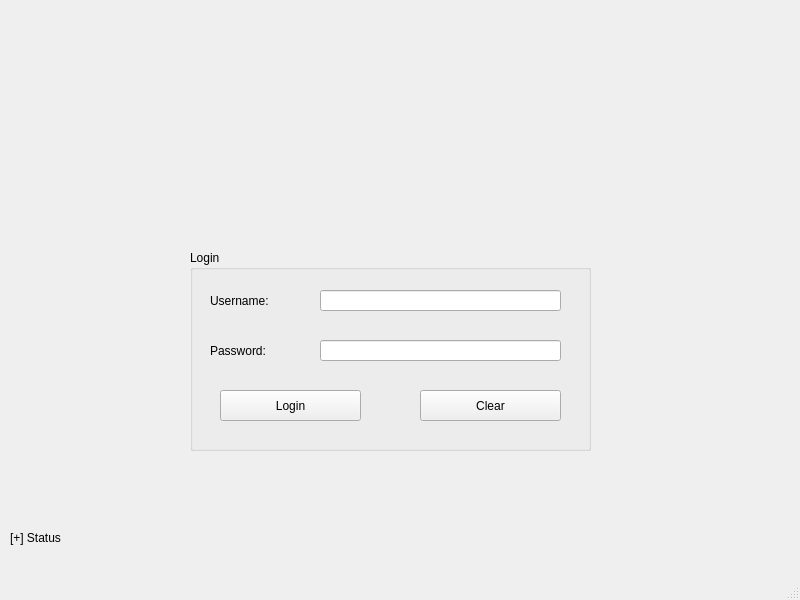
Before: the Qt Designer form mainwindow.ui in supojen/Bulk_Club, drawn with Qt 5.
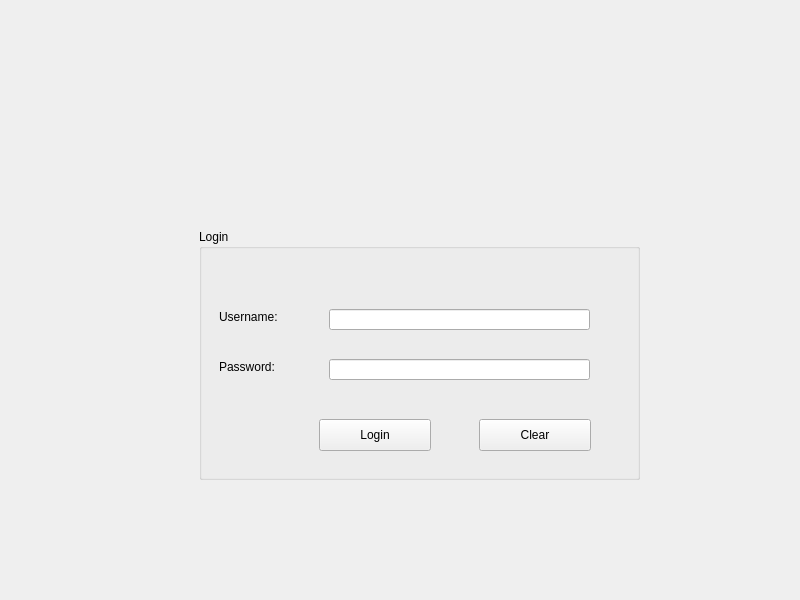
After: the same form once the commit is applied. The open tabs and pages were chosen to show the change.

Diff of the .ui file:
```diff
--- a/mainwindow.ui
+++ b/mainwindow.ui
@@ -14,25 +14,81 @@
    <string>MainWindow</string>
   </property>
   <widget class="QWidget" name="centralwidget">
+   <layout class="QGridLayout" name="gridLayout">
+    <item row="0" column="0">
+     <widget class="QStackedWidget" name="stackedWidget">
+      <property name="currentIndex">
+       <number>2</number>
+      </property>
+      <widget class="QWidget" name="MAINWINDOW">
    <widget class="QGroupBox" name="groupBox">
     <property name="geometry">
      <rect>
       <x>190</x>
-      <y>250</y>
-      <width>401</width>
-      <height>201</height>
+          <y>220</y>
+          <width>441</width>
+          <height>251</height>
      </rect>
     </property>
     <property name="title">
      <string>Login</string>
     </property>
+        <widget class="QLineEdit" name="username">
+         <property name="geometry">
+          <rect>
+           <x>130</x>
+           <y>80</y>
+           <width>261</width>
+           <height>21</height>
+          </rect>
+         </property>
+        </widget>
+        <widget class="QLineEdit" name="password">
+         <property name="geometry">
+          <rect>
+           <x>130</x>
+           <y>130</y>
+           <width>261</width>
+           <height>21</height>
+          </rect>
+         </property>
+         <property name="echoMode">
+          <enum>QLineEdit::Password</enum>
+         </property>
+        </widget>
+        <widget class="QPushButton" name="pushButton_2">
+         <property name="geometry">
+          <rect>
+           <x>280</x>
+           <y>190</y>
+           <width>112</width>
+           <height>32</height>
+          </rect>
+         </property>
+         <property name="text">
+          <string>Clear</string>
+         </property>
+        </widget>
+        <widget class="QPushButton" name="pushButton">
+         <property name="geometry">
+          <rect>
+           <x>120</x>
+           <y>190</y>
+           <width>112</width>
+           <height>32</height>
+          </rect>
+         </property>
+         <property name="text">
+          <string>Login</string>
+         </property>
+        </widget>
     <widget class="QLabel" name="label">
      <property name="geometry">
       <rect>
        <x>20</x>
-       <y>40</y>
-       <width>91</width>
-       <height>21</height>
+           <y>80</y>
+           <width>111</width>
+           <height>16</height>
       </rect>
      </property>
      <property name="text">
@@ -43,90 +99,47 @@
      <property name="geometry">
       <rect>
        <x>20</x>
-       <y>90</y>
-       <width>91</width>
-       <height>21</height>
+           <y>130</y>
+           <width>101</width>
+           <height>16</height>
       </rect>
      </property>
      <property name="text">
       <string>Password:</string>
      </property>
     </widget>
-    <widget class="QLineEdit" name="lineEdit">
-     <property name="geometry">
-      <rect>
-       <x>130</x>
-       <y>40</y>
-       <width>241</width>
-       <height>21</height>
-      </rect>
-     </property>
-    </widget>
-    <widget class="QLineEdit" name="lineEdit_2">
+       </widget>
+      </widget>
+      <widget class="QWidget" name="adminLogin"/>
+      <widget class="QWidget" name="managerLogin">
+       <widget class="QTableView" name="managerTable">
      <property name="geometry">
       <rect>
-       <x>130</x>
-       <y>90</y>
-       <width>241</width>
-       <height>21</height>
-      </rect>
-     </property>
-     <property name="echoMode">
-      <enum>QLineEdit::Password</enum>
-     </property>
-    </widget>
-    <widget class="QPushButton" name="pushButton">
+          <x>12</x>
+          <y>12</y>
+          <width>751</width>
+          <height>471</height>
+         </rect>
+        </property>
+       </widget>
+       <widget class="QPushButton" name="viewItems">
      <property name="geometry">
       <rect>
        <x>30</x>
-       <y>140</y>
-       <width>141</width>
-       <height>31</height>
+          <y>500</y>
+          <width>112</width>
+          <height>32</height>
       </rect>
      </property>
      <property name="text">
-      <string>Login</string>
-     </property>
-    </widget>
-    <widget class="QPushButton" name="pushButton_2">
-     <property name="geometry">
-      <rect>
-       <x>230</x>
-       <y>140</y>
-       <width>141</width>
-       <height>31</height>
-      </rect>
-     </property>
-     <property name="text">
-      <string>Clear</string>
-     </property>
-    </widget>
-   </widget>
-   <widget class="QLabel" name="statusLabel">
-    <property name="geometry">
-     <rect>
-      <x>10</x>
-      <y>530</y>
-      <width>271</width>
-      <height>16</height>
-     </rect>
-    </property>
-    <property name="text">
-     <string>[+] Status</string>
-    </property>
-   </widget>
-  </widget>
-  <widget class="QMenuBar" name="menubar">
-   <property name="geometry">
-    <rect>
-     <x>0</x>
-     <y>0</y>
-     <width>800</width>
-     <height>22</height>
-    </rect>
-   </property>
-  </widget>
-  <widget class="QStatusBar" name="statusbar"/>
+         <string>View Items</string>
+        </property>
+       </widget>
+      </widget>
+     </widget>
+    </item>
+   </layout>
+  </widget>
  </widget>
  <resources/>
  <connections/>
```
Lines whose indentation alone changed are shown as unchanged.
